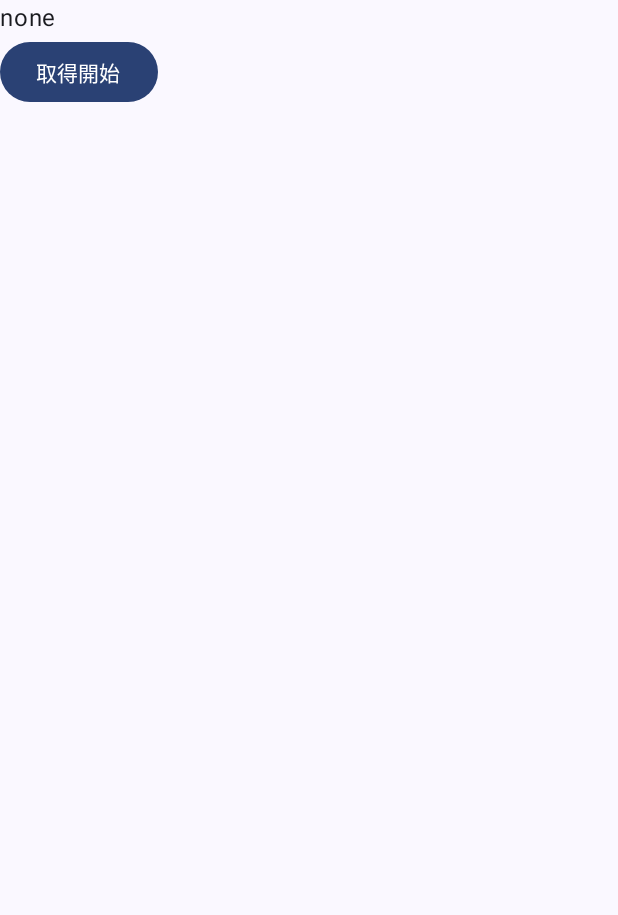
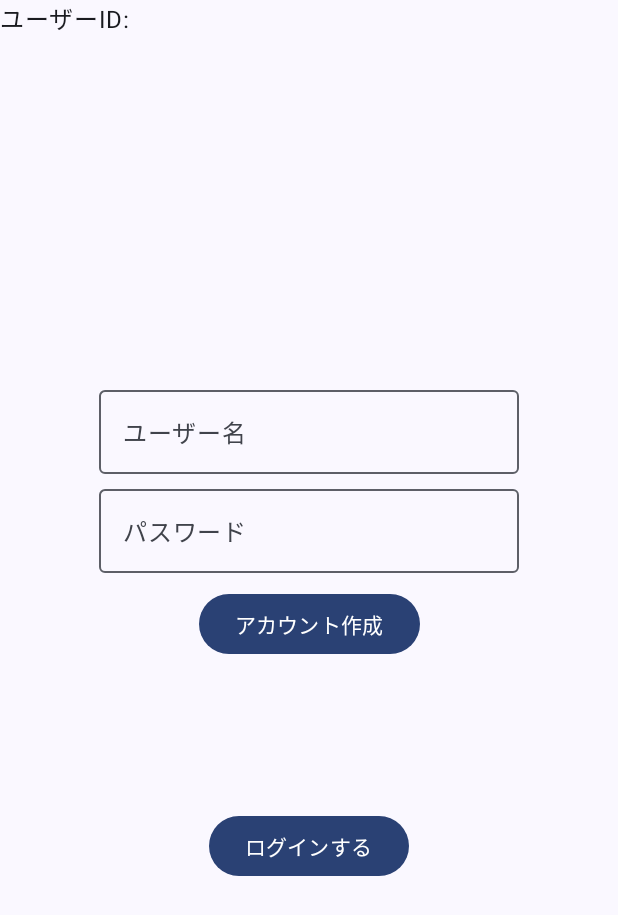
Before and after one commit to Daiki-Iijima/go-simple-sns, an Android app built with Jetpack Compose: the screen it shows after launch (MainActivity), on a phone screen of 412 x 824 dp. Shown: the top 915 px of the screen. Run offline under Robolectric (Android 15) with nearby library versions, the phone set to English and light mode, and no system bars.

Commit message:
feat [Android] : アカウントの作成、ユーザーIDの保存機能を実装

```diff
--- a/android_client_app/app/build.gradle.kts
+++ b/android_client_app/app/build.gradle.kts
@@ -53,6 +53,8 @@ dependencies {
     implementation(libs.ktor.client.core)
     implementation(libs.ktor.client.cio)
 
+    implementation(libs.androidx.datastore.preferences)
+
     testImplementation(libs.junit)
     androidTestImplementation(libs.androidx.junit)
     androidTestImplementation(libs.androidx.espresso.core)
--- a/android_client_app/app/src/main/java/com/example/android_client_app/MainActivity.kt
+++ b/android_client_app/app/src/main/java/com/example/android_client_app/MainActivity.kt
@@ -1,5 +1,6 @@
 package com.example.android_client_app
 
+import android.content.Context
 import android.os.Bundle
 import androidx.activity.ComponentActivity
 import androidx.activity.compose.setContent
@@ -7,25 +8,26 @@ import androidx.activity.enableEdgeToEdge
 import androidx.compose.foundation.layout.Column
 import androidx.compose.foundation.layout.fillMaxSize
 import androidx.compose.foundation.layout.padding
-import androidx.compose.material3.Button
 import androidx.compose.material3.Scaffold
 import androidx.compose.material3.Text
 import androidx.compose.runtime.Composable
-import androidx.compose.runtime.mutableStateOf
+import androidx.compose.runtime.collectAsState
+import androidx.compose.runtime.getValue
 import androidx.compose.runtime.rememberCoroutineScope
 import androidx.compose.ui.Modifier
+import androidx.compose.ui.platform.LocalContext
 import androidx.compose.ui.tooling.preview.Preview
+import androidx.datastore.core.DataStore
+import androidx.datastore.preferences.core.Preferences
+import androidx.datastore.preferences.core.edit
+import androidx.datastore.preferences.core.stringPreferencesKey
+import androidx.datastore.preferences.preferencesDataStore
 import com.example.android_client_app.ui.theme.AndroidclientappTheme
-import io.ktor.client.HttpClient
-import io.ktor.client.engine.cio.CIO
-import io.ktor.client.request.get
-import io.ktor.client.statement.HttpResponse
-import kotlinx.coroutines.Dispatchers
+import kotlinx.coroutines.flow.map
 import kotlinx.coroutines.launch
-import kotlinx.coroutines.runBlocking
-import androidx.compose.runtime.getValue
-import androidx.compose.runtime.remember
-import androidx.compose.runtime.setValue
+
+val Context.userInfoDataStore: DataStore<Preferences> by preferencesDataStore("user_info")
+val USER_ID = stringPreferencesKey("user_id")
 
 class MainActivity : ComponentActivity() {
     override fun onCreate(savedInstanceState: Bundle?) {
@@ -33,44 +35,52 @@ class MainActivity : ComponentActivity() {
         enableEdgeToEdge()
         setContent {
             AndroidclientappTheme {
-                Scaffold(modifier = Modifier.fillMaxSize()) { innerPadding ->
-                    Greeting(
-                        name = "Android",
-                        modifier = Modifier.padding(innerPadding)
-                    )
-                }
+                EntryPointView()
             }
         }
     }
 }
 
 @Composable
-fun Greeting(name: String, modifier: Modifier = Modifier) {
+fun EntryPointView(modifier: Modifier = Modifier) {
 
-    val coroutineScope = rememberCoroutineScope()
+    val context = LocalContext.current
 
-    var responseStr by remember{ mutableStateOf("none") }
+    val userInfoFlow = context.userInfoDataStore.data.map {preferences ->
+        preferences[USER_ID] ?: ""
+    }
 
-    Column (
-        modifier = modifier
-    ){
-        Text(text = responseStr)
-        Button(onClick = {
-            coroutineScope.launch(Dispatchers.IO) {
-                val client = HttpClient(CIO)
-                val response : HttpResponse = client.get("https://daiki-iijima.github.io/archives/");
-                responseStr = response.status.toString()
+    val userId by userInfoFlow.collectAsState(initial = "")
+
+    val coroutine = rememberCoroutineScope()
+
+    Scaffold(modifier = Modifier.fillMaxSize()) { innerPadding ->
+        Column (
+            modifier =
+            modifier
+                .fillMaxSize()
+                .padding(innerPadding)
+        ){
+            Text(text = "ユーザーID:$userId")
+
+            if(userId == "") {
+                UserAuthenticationView({ id->
+                    coroutine.launch{
+                        context.userInfoDataStore.edit { preferences ->
+                            preferences[USER_ID] = id.toString()
+                        }
+                    }
+                },modifier = modifier)
             }
-        }) {
-            Text("取得開始")
         }
     }
+
 }
 
 @Preview(showSystemUi = true)
 @Composable
 fun GreetingPreview() {
     AndroidclientappTheme {
-        Greeting("Android")
+        EntryPointView()
     }
 }
--- a/android_client_app/app/src/main/java/com/example/android_client_app/UserAuthenticationView.kt
+++ b/android_client_app/app/src/main/java/com/example/android_client_app/UserAuthenticationView.kt
@@ -9,31 +9,67 @@ import androidx.compose.foundation.layout.padding
 import androidx.compose.material3.Button
 import androidx.compose.material3.OutlinedTextField
 import androidx.compose.material3.Text
-import androidx.compose.material3.TextField
 import androidx.compose.runtime.Composable
+import androidx.compose.runtime.getValue
 import androidx.compose.runtime.mutableStateOf
 import androidx.compose.runtime.remember
+import androidx.compose.runtime.rememberCoroutineScope
+import androidx.compose.runtime.setValue
 import androidx.compose.ui.Alignment
 import androidx.compose.ui.Modifier
-import androidx.compose.runtime.mutableStateOf
-import androidx.compose.runtime.rememberCoroutineScope
-
-import androidx.compose.runtime.getValue
-import androidx.compose.runtime.remember
-import androidx.compose.runtime.setValue
 import androidx.compose.ui.tooling.preview.Preview
 import androidx.compose.ui.unit.dp
+import io.ktor.client.HttpClient
+import io.ktor.client.engine.cio.CIO
+import io.ktor.client.request.post
+import io.ktor.client.request.setBody
+import io.ktor.client.statement.HttpResponse
+import io.ktor.client.statement.bodyAsText
+import io.ktor.http.ContentType
+import io.ktor.http.contentType
+import kotlinx.coroutines.Dispatchers
+import kotlinx.coroutines.launch
+
 
 @Composable
-fun UserAuthenticationView(modifier: Modifier = Modifier){
+fun UserAuthenticationView(onLogined: (Int)->Unit,modifier: Modifier = Modifier){
     var isLogin by remember { mutableStateOf(false) }
+
+    val coroutineScope = rememberCoroutineScope()
 
     Column(
         horizontalAlignment = Alignment.CenterHorizontally,
         verticalArrangement = Arrangement.Center,
         modifier = modifier.fillMaxSize()) {
 
-        InputView(isLogin,{},modifier)
+        InputView(
+            isLogin,
+            {userName,password ->
+                coroutineScope.launch(Dispatchers.IO) {
+                    val client = HttpClient(CIO)
+                    val response : HttpResponse = client.post("http://192.168.0.80:8080/signup"){
+                        contentType(ContentType.Application.Json)
+                        setBody("{\"username\":\"$userName\",\"password\":\"$password\"}")
+                    }
+                    val responseStr = response.bodyAsText()
+
+                    //  TODO : Jsonパース方式にしたい
+                    // "user_id" が含まれている場合のみ処理を進める
+                    if (responseStr.contains("\"user_id\"")) {
+                        // 正規表現で user_id の値を抽出
+                        val regex = "\"user_id\":(\\d+)".toRegex()
+                        val matchResult = regex.find(responseStr)
+
+                        // マッチした部分から数値を取り出す
+                        val id = matchResult?.groups?.get(1)?.value?.toInt()
+                        if(id != null){
+                            onLogined(id)
+                        }
+                    }
+
+                    client.close()
+                }
+        },modifier)
 
         Spacer(modifier = Modifier.height(100.dp))
 
@@ -44,7 +80,10 @@ fun UserAuthenticationView(modifier: Modifier = Modifier){
 }
 
 @Composable
-fun InputView(isLogin: Boolean,onClickBtn: ()-> Unit,modifier: Modifier = Modifier){
+fun InputView(isLogin: Boolean,onClickBtn: (String,String)-> Unit,modifier: Modifier = Modifier){
+
+    var userName by remember { mutableStateOf("") }
+    var password by remember { mutableStateOf("") }
 
     Column(
         verticalArrangement = Arrangement.Center,
@@ -52,28 +91,34 @@ fun InputView(isLogin: Boolean,onClickBtn: ()-> Unit,modifier: Modifier = Modifi
         modifier = modifier
     ) {
         OutlinedTextField(
-            value = "",
+            value = userName,
             placeholder = {
                 Text(text = "ユーザー名")
             },
             onValueChange = {
+                userName = it
             }
             )
         OutlinedTextField(
-            value = "",
+            value = password,
             placeholder = {
                 Text(text = "パスワード")
             },
             onValueChange = {
+                password = it
             },
             modifier = Modifier.padding(vertical = 10.dp)
         )
-        Button(onClick = onClickBtn) {Text(text = if(isLogin)  "ログイン" else "アカウント作成") }
+        Button(onClick = {
+            onClickBtn(userName,password)
+        } ) {
+            Text(text = if(isLogin)  "ログイン" else "アカウント作成")
+        }
     }
 }
 
 @Preview(showSystemUi = true)
 @Composable
 fun Preview(){
-   UserAuthenticationView()
+   UserAuthenticationView({})
 }
--- a/android_client_app/gradle/libs.versions.toml
+++ b/android_client_app/gradle/libs.versions.toml
@@ -10,6 +10,8 @@ activityCompose = "1.9.2"
 composeBom = "2024.04.01"
 
 ktor = "3.0.0"
+
+dataStore = "1.1.1"
 
 [libraries]
 androidx-core-ktx = { group = "androidx.core", name = "core-ktx", version.ref = "coreKtx" }
@@ -30,6 +32,8 @@ androidx-material3 = { group = "androidx.compose.material3", name = "material3"
 ktor-client-core = {group = "io.ktor",name = "ktor-client-core", version.ref = "ktor"}
 ktor-client-cio = {group = "io.ktor",name = "ktor-client-cio", version.ref = "ktor"}
 
+androidx-datastore-preferences = {group = "androidx.datastore", name="datastore-preferences",version.ref="dataStore"}
+
 [plugins]
 android-application = { id = "com.android.application", version.ref = "agp" }
 kotlin-android = { id = "org.jetbrains.kotlin.android", version.ref = "kotlin" }
```
Also changed, not shown: 2 other files.
